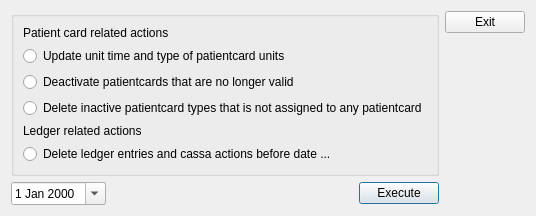
The window that client/dlgmanagedatabase.ui (tbikfalvi/Belenus) describes before a commit, drawn with Qt 5.
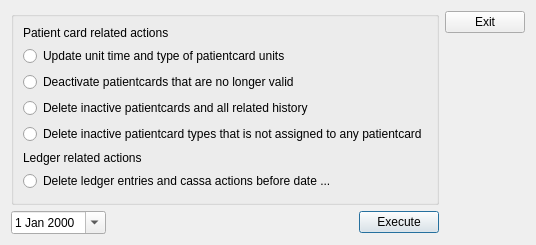
The same window after the commit.

The edit to the form file:
```diff
--- a/client/dlgmanagedatabase.ui
+++ b/client/dlgmanagedatabase.ui
@@ -7,7 +7,7 @@
     <x>0</x>
     <y>0</y>
     <width>530</width>
-    <height>211</height>
+    <height>245</height>
    </rect>
   </property>
   <property name="windowTitle">
@@ -43,6 +43,13 @@
           </property>
          </widget>
         </item>
+        <item>
+         <widget class="QRadioButton" name="rbDeleteInactivePCs">
+          <property name="text">
+           <string>Delete inactive patientcards and all related history</string>
+          </property>
+         </widget>
+        </item>
         <item>
          <widget class="QRadioButton" name="rbDeleteNotUsedPCTs">
           <property name="text">
```
Left out of the diff: 1 changed line with no effect on the pictures.
